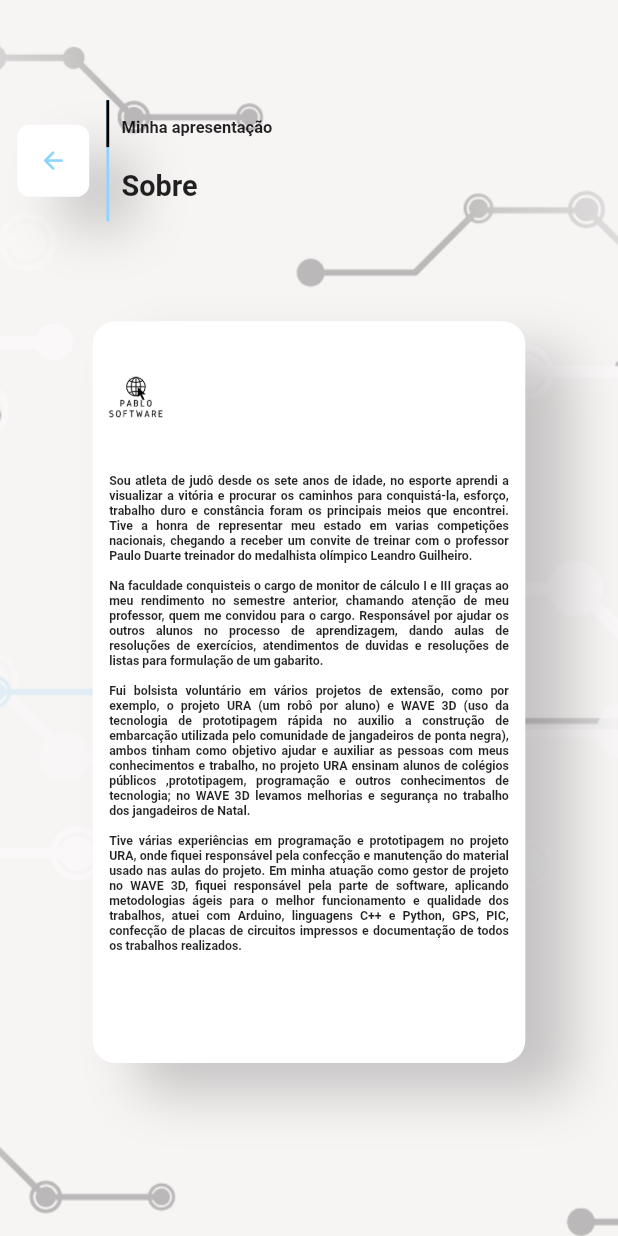
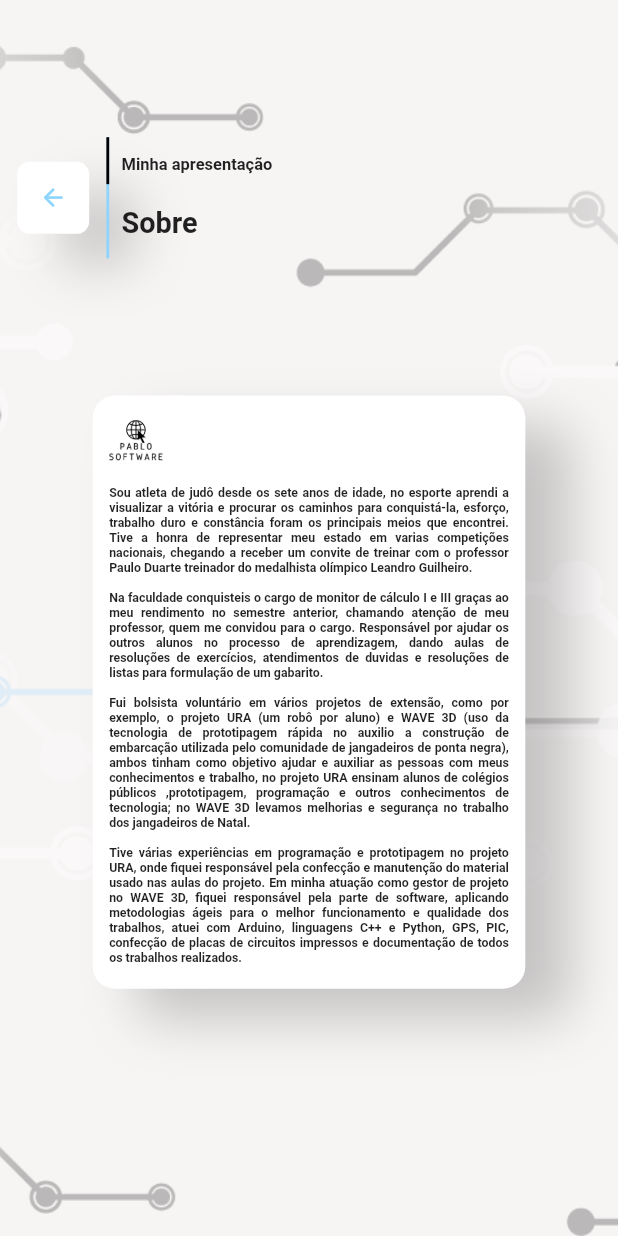
Before and after one commit to pablostefan/portfolio_website, a Flutter app: the AboutPage screen opened directly, on a phone screen of 412 x 824 dp. Run offline on Flutter 3.47's test engine with Material 2 defaults, Android fonts, the phone set to English and light mode, and no system bars; our stand-ins replace scroll_snap_list; missing offline and left inert: dart:html.

Commit message:
Conhecimentos
Arrumando!

```diff
--- a/lib/pages/about_page.dart
+++ b/lib/pages/about_page.dart
@@ -69,7 +69,7 @@ class AboutPage extends StatelessWidget {
                 horizontal: fontSizeMean(size),
               ),
               width: size.width * .7,
-              height: size.height * .6,
+              height: size.height * .48,
               decoration: BoxDecoration(
                 color: Colors.white,
                 borderRadius: BorderRadius.circular(15),
@@ -92,7 +92,7 @@ class AboutPage extends StatelessWidget {
                     ),
                     textAlign: TextAlign.justify,
                   ),
-                  const Spacer(flex: 2),
+                  const Spacer(),
                 ],
               ),
             ),
```
Also changed, not shown: lib/constants.dart (+4 -14 lines).
